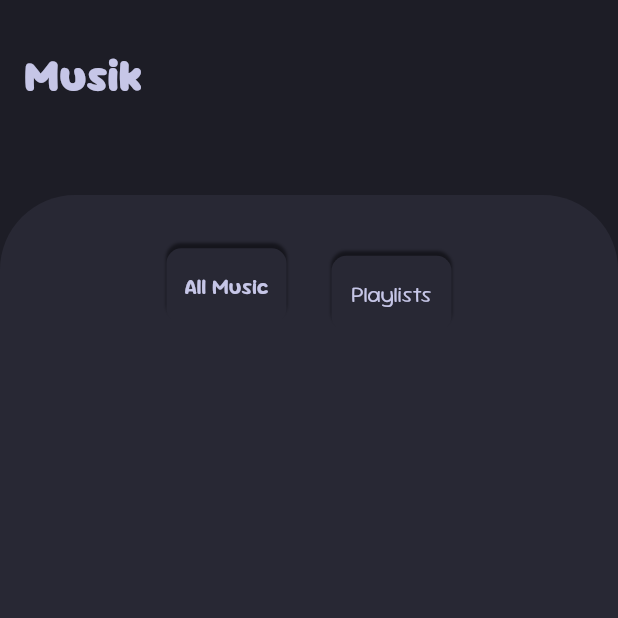
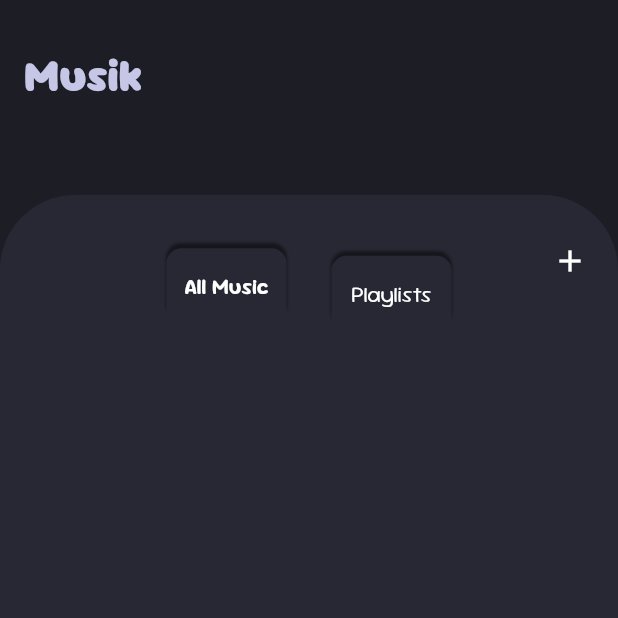
Before and after one commit to kwiby/Musik, a Flutter app: the screen it shows after launch, on a phone screen of 412 x 824 dp, the top half of it. Run offline on Flutter 3.47's test engine with Material 3 defaults, Android fonts, the phone set to English and light mode, and no system bars; our stand-ins replace shared_preferences.

Commit message:
Patch 1.0.3: - Add 'add music' button and back button. - Add debug background colour. - Fix version issues with SDKs.

```diff
--- a/lib/screens/home_screen/home_screen.dart
+++ b/lib/screens/home_screen/home_screen.dart
@@ -1,8 +1,8 @@
 import 'package:flutter/material.dart';
 import 'package:flutter/services.dart';
 import 'package:musik/misc/page_navigator.dart';
-import 'containers/all_music_container.dart';
-import 'containers/playlists_container.dart';
+import 'tabs/all_music_tab/all_music_tab.dart';
+import 'tabs/playlists_tab/playlists_tab.dart';
 
 ValueNotifier<String> tabNotifier = ValueNotifier<String>('All Music');
 
@@ -38,7 +38,7 @@ class _HomeScreenState extends State<HomeScreen> {
               )
           ),
           toolbarHeight: 100,
-          foregroundColor: Theme.of(context).colorScheme.tertiary, // 'Musik' title
+          foregroundColor: Theme.of(context).colorScheme.outline, // 'Musik' title
           centerTitle: false,
           elevation: 0,
         ),
@@ -46,7 +46,7 @@ class _HomeScreenState extends State<HomeScreen> {
         body: ValueListenableBuilder<String>(
             valueListenable: tabNotifier,
             builder: (context, tab, child) {
-              return tab == 'All Music' ? AllMusicContainer() : PlaylistsContainer();
+              return tab == 'All Music' ? const AllMusicContainer() : PlaylistsContainer();
             },
         ),
       ),
--- /dev/null
+++ b/lib/screens/home_screen/tabs/all_music_tab/all_music_containers/all_music_list_container.dart
@@ -0,0 +1,44 @@
+import 'package:flutter/material.dart';
+
+import '../all_music_tab.dart';
+
+class AllMusicListContainer extends StatelessWidget {
+  const AllMusicListContainer({super.key});
+
+  @override
+  Widget build(BuildContext context) {
+    return Container(
+      margin: const EdgeInsets.only(
+        top: 50,
+        bottom: 30,
+      ),
+      decoration: const BoxDecoration(
+        //color: Colors.blueAccent, // DEBUG BACKGROUND COLOUR
+        borderRadius: BorderRadius.all(Radius.circular(5)),
+      ),
+      child: Stack(
+          children: [
+            // -=-  Add Music Button  -=-
+            Align(
+                alignment: Alignment.topRight,
+                child: ElevatedButton(
+                  style: ButtonStyle(
+                    padding: const WidgetStatePropertyAll(EdgeInsets.zero),
+                    backgroundColor: WidgetStateColor.transparent,
+                    shadowColor: WidgetStateColor.transparent,
+                    shape: WidgetStateProperty.all<CircleBorder>(const CircleBorder()),
+                  ),
+                  onPressed: () {
+                    isAddingMusicNotifier.value = true;
+                  },
+                  child: Icon(
+                    Icons.add,
+                    color: Theme.of(context).colorScheme.tertiary,
+                  ),
+                )
+            ),
+          ]
+      ),
+    );
+  }
+}
--- a/lib/screens/home_screen/containers/playlists_container.dart
+++ b/lib/screens/home_screen/tabs/all_music_tab/all_music_tab.dart
@@ -1,13 +1,23 @@
 import 'package:flutter/material.dart';
 import 'package:musik/screens/home_screen/home_screen.dart';
+import 'package:musik/screens/home_screen/tabs/all_music_tab/all_music_containers/all_music_list_container.dart';
+import 'all_music_containers/add_music_container.dart';
 
-class PlaylistsContainer extends Container {
-  PlaylistsContainer({super.key});
+ValueNotifier<bool> isAddingMusicNotifier = ValueNotifier<bool>(false);
 
+class AllMusicContainer extends StatefulWidget {
+  const AllMusicContainer({super.key});
+
+  @override
+  State<AllMusicContainer> createState() => _AllMusicContainerState();
+}
+
+class _AllMusicContainerState extends State<AllMusicContainer> {
   @override
   Widget build(BuildContext context) {
     return Stack(
         children: [
+          // -=-  Background Box  -=-
           Container(
             margin: const EdgeInsets.only(
               top: 30,
@@ -19,10 +29,9 @@ class PlaylistsContainer extends Container {
                 topRight: Radius.circular(50),
               ),
             ),
-            child: const Stack(
-            ),
           ),
 
+          // -=-  Tabs  -=-
           Positioned.fill(
             bottom: 543,
             child: Row(
@@ -32,6 +41,41 @@ class PlaylistsContainer extends Container {
               // spacing to keep it the same all the time
               mainAxisAlignment: MainAxisAlignment.center,
               children: [
+                // -=-  All Music Tab  -=-
+                Container(
+                  height: 50,
+                  width: 80,
+                  decoration: BoxDecoration(
+                    color: Theme.of(context).colorScheme.primaryContainer,
+                    borderRadius: const BorderRadius.all(Radius.circular(10)),
+                    boxShadow: [BoxShadow(
+                      blurRadius: 1,
+                      offset: const Offset(0, -3),
+                      color: Theme.of(context).colorScheme.shadow,
+                    )],
+                  ),
+                  child: ElevatedButton(
+                    style: const ButtonStyle(
+                      padding: WidgetStatePropertyAll(EdgeInsets.zero),
+                      backgroundColor: WidgetStateColor.transparent,
+                      shadowColor: WidgetStateColor.transparent,
+                    ),
+                    child: Text(
+                      'All Music',
+                      style: TextStyle(
+                        fontFamily: 'SourGummy',
+                        fontVariations: const [FontVariation('wght', 600)],
+                        fontSize: 15,
+                        color: Theme.of(context).colorScheme.tertiary,
+                      ),
+                    ),
+                    onPressed: () {
+                      tabNotifier.value = 'All Music';
+                    },
+                  ),
+                ),
+
+                // -=-  Playlists Tab  -=-
                 Container(
                   height: 50,
                   width: 80,
@@ -52,43 +96,10 @@ class PlaylistsContainer extends Container {
                       shadowColor: WidgetStateColor.transparent,
                     ),
                     child: Text(
-                      'All Music',
+                      'Playlists',
                       style: TextStyle(
                         fontFamily: 'SourGummy',
                         fontVariations: const [FontVariation('wght', 300)],
-                        fontSize: 15,
-                        color: Theme.of(context).colorScheme.tertiary,
-                      ),
-                    ),
-                    onPressed: () {
-                      tabNotifier.value = 'All Music';
-                    },
-                  ),
-                ),
-
-                Container(
-                  height: 50,
-                  width: 80,
-                  decoration: BoxDecoration(
-                    color: Theme.of(context).colorScheme.primaryContainer,
-                    borderRadius: const BorderRadius.all(Radius.circular(10)),
-                    boxShadow: [BoxShadow(
-                      blurRadius: 1,
-                      offset: const Offset(0, -3),
-                      color: Theme.of(context).colorScheme.shadow,
-                    )],
-                  ),
-                  child: ElevatedButton(
-                    style: const ButtonStyle(
-                      padding: WidgetStatePropertyAll(EdgeInsets.zero),
-                      backgroundColor: WidgetStateColor.transparent,
-                      shadowColor: WidgetStateColor.transparent,
-                    ),
-                    child: Text(
-                      'Playlists',
-                      style: TextStyle(
-                        fontFamily: 'SourGummy',
-                        fontVariations: const [FontVariation('wght', 600)],
                         fontSize: 15,
                         color: Theme.of(context).colorScheme.tertiary,
                       ),
@@ -101,6 +112,14 @@ class PlaylistsContainer extends Container {
               ],
             ),
           ),
+
+          // -=-  All Music Content Area  -=-
+          ValueListenableBuilder<bool>(
+            valueListenable: isAddingMusicNotifier,
+            builder: (context, isAddingMusic, child) {
+              return isAddingMusic ? const AddMusicContainer() : const AllMusicListContainer();
+            },
+          ),
         ],
     );
   }
--- a/lib/themes/themes.dart
+++ b/lib/themes/themes.dart
@@ -7,6 +7,7 @@ class Themes {
   Color nightBackgroundColour = const Color.fromRGBO(29, 29, 38, 1.0);
   Color nightAccent = const Color.fromRGBO(77, 117, 129, 1.0);
   Color nightTitle = const Color.fromRGBO(198, 198, 231, 1.0);
+  Color nightText = const Color.fromRGBO(255, 255, 255, 1.0);
   Color nightContainer = const Color.fromRGBO(40, 40, 52, 1.0);
   Color nightShadow = const Color.fromRGBO(21, 21, 28, 1.0);
 
@@ -18,7 +19,8 @@ class Themes {
       inversePrimary: _themes.nightInversePrimaryColour,
       surface: _themes.nightBackgroundColour,
       secondary: _themes.nightAccent,
-      tertiary: _themes.nightTitle,
+      outline: _themes.nightTitle,
+      tertiary: _themes.nightText,
       primaryContainer: _themes.nightContainer,
       shadow: _themes.nightShadow,
     ),
```
Also changed, not shown: lib/screens/home_screen/tabs/all_music_tab/all_music_containers/add_music_container.dart (added, +43 -0 lines), lib/screens/home_screen/tabs/playlists_tab/playlists_tab.dart (renamed from lib/screens/home_screen/containers/all_music_container.dart, +59 -38 lines), pubspec.lock, 2 other files.
